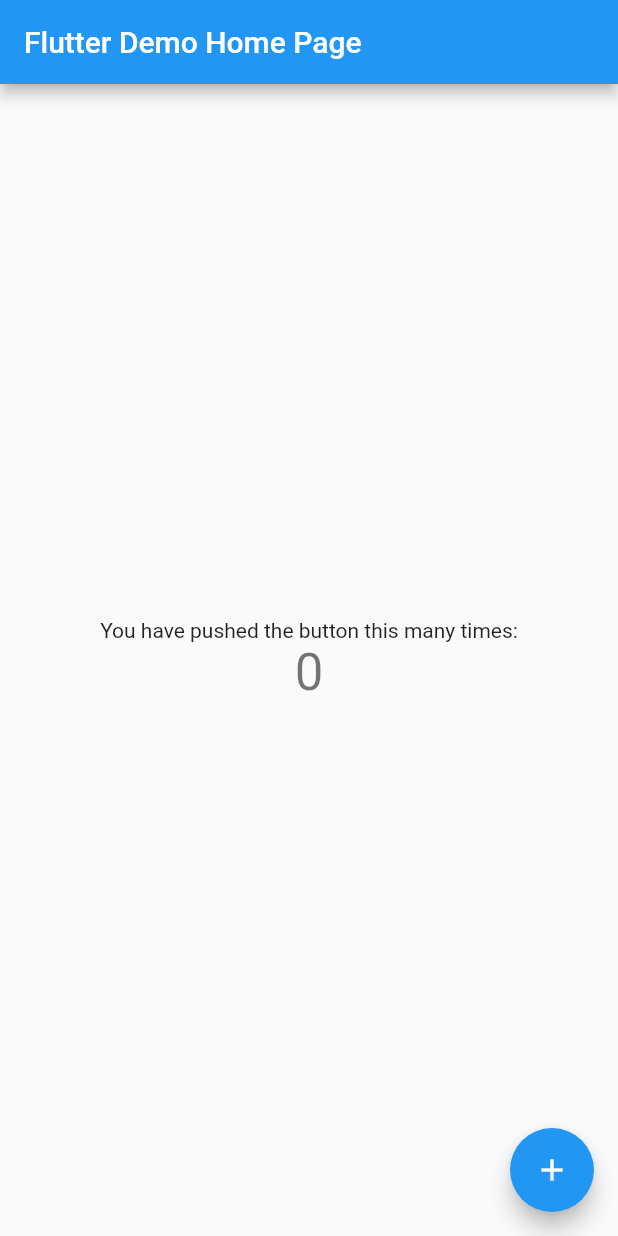
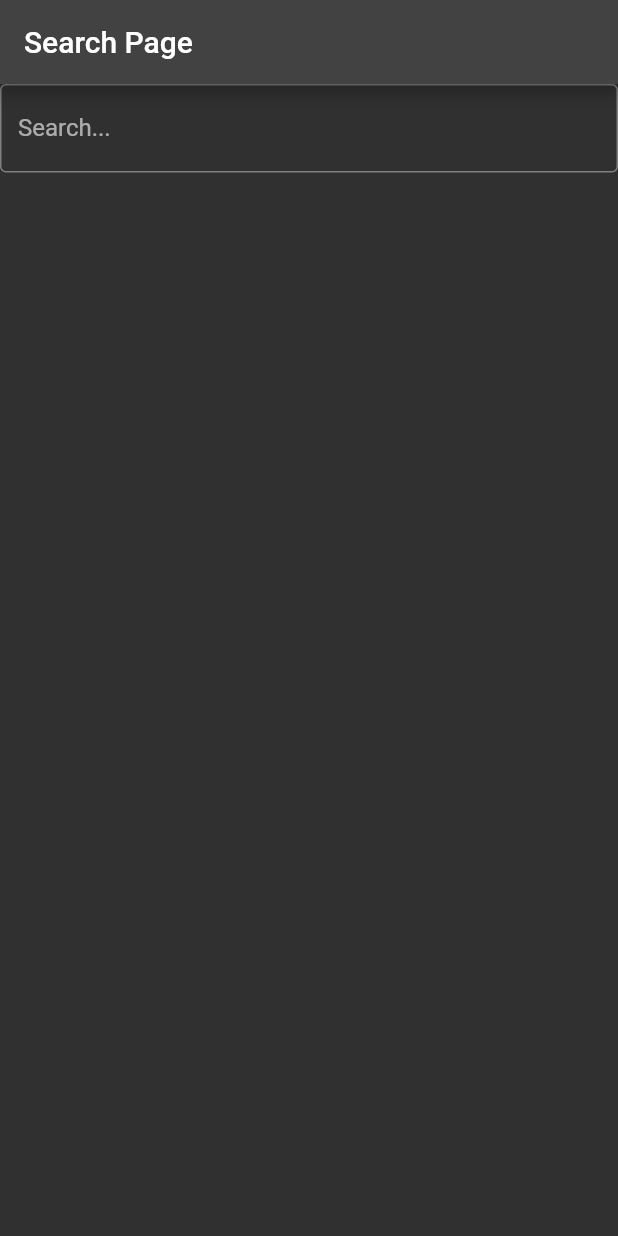
Before and after one commit to Ryann2002/Flutter-github-search-clean-template, a Flutter app: the screen it shows after launch, on a phone screen of 412 x 824 dp. Run offline on Flutter 3.47's test engine with Material 2 defaults, Android fonts, the phone set to English and light mode, and no system bars; our stand-ins replace bloc, dartz, dio, equatable, get_it.

Commit message:
added bloc and test

```diff
--- /dev/null
+++ b/lib/Utils/usecase.dart
@@ -0,0 +1,6 @@
+import 'package:dartz/dartz.dart';
+import 'package:flutter_git_search/domain/errors/errors.dart';
+
+abstract class UseCase<Type> {
+  Future<Either<FailureSearch, Type>?> call(String? searchText);
+}
--- a/lib/main.dart
+++ b/lib/main.dart
@@ -1,6 +1,9 @@
 import 'package:flutter/material.dart';
+import 'package:flutter_git_search/presenters/pages/search_page.dart';
+import "injection_container.dart" as di;
 
 void main() {
+  di.init();
   runApp(const MyApp());
 }
 
@@ -12,104 +15,8 @@
   Widget build(BuildContext context) {
     return MaterialApp(
       title: 'Flutter Demo',
-      theme: ThemeData(
-        // This is the theme of your application.
-        //
-        // Try running your application with "flutter run". You'll see the
-        // application has a blue toolbar. Then, without quitting the app, try
-        // changing the primarySwatch below to Colors.green and then invoke
-        // "hot reload" (press "r" in the console where you ran "flutter run",
-        // or simply save your changes to "hot reload" in a Flutter IDE).
-        // Notice that the counter didn't reset back to zero; the application
-        // is not restarted.
-        primarySwatch: Colors.blue,
-      ),
-      home: const MyHomePage(title: 'Flutter Demo Home Page'),
+      theme: ThemeData.dark(),
+      home: const SearchPage(),
     );
   }
 }
-
-class MyHomePage extends StatefulWidget {
-  const MyHomePage({Key? key, required this.title}) : super(key: key);
-
-  // This widget is the home page of your application. It is stateful, meaning
-  // that it has a State object (defined below) that contains fields that affect
-  // how it looks.
-
-  // This class is the configuration for the state. It holds the values (in this
-  // case the title) provided by the parent (in this case the App widget) and
-  // used by the build method of the State. Fields in a Widget subclass are
-  // always marked "final".
-
-  final String title;
-
-  @override
-  State<MyHomePage> createState() => _MyHomePageState();
-}
-
-class _MyHomePageState extends State<MyHomePage> {
-  int _counter = 0;
-
-  void _incrementCounter() {
-    setState(() {
-      // This call to setState tells the Flutter framework that something has
-      // changed in this State, which causes it to rerun the build method below
-      // so that the display can reflect the updated values. If we changed
-      // _counter without calling setState(), then the build method would not be
-      // called again, and so nothing would appear to happen.
-      _counter++;
-    });
-  }
-
-  @override
-  Widget build(BuildContext context) {
-    // This method is rerun every time setState is called, for instance as done
-    // by the _incrementCounter method above.
-    //
-    // The Flutter framework has been optimized to make rerunning build methods
-    // fast, so that you can just rebuild anything that needs updating rather
-    // than having to individually change instances of widgets.
-    return Scaffold(
-      appBar: AppBar(
-        // Here we take the value from the MyHomePage object that was created by
-        // the App.build method, and use it to set our appbar title.
-        title: Text(widget.title),
-      ),
-      body: Center(
-        // Center is a layout widget. It takes a single child and positions it
-        // in the middle of the parent.
-        child: Column(
-          // Column is also a layout widget. It takes a list of children and
-          // arranges them vertically. By default, it sizes itself to fit its
-          // children horizontally, and tries to be as tall as its parent.
-          //
-          // Invoke "debug painting" (press "p" in the console, choose the
-          // "Toggle Debug Paint" action from the Flutter Inspector in Android
-          // Studio, or the "Toggle Debug Paint" command in Visual Studio Code)
-          // to see the wireframe for each widget.
-          //
-          // Column has various properties to control how it sizes itself and
-          // how it positions its children. Here we use mainAxisAlignment to
-          // center the children vertically; the main axis here is the vertical
-          // axis because Columns are vertical (the cross axis would be
-          // horizontal).
-          mainAxisAlignment: MainAxisAlignment.center,
-          children: <Widget>[
-            const Text(
-              'You have pushed the button this many times:',
-            ),
-            Text(
-              '$_counter',
-              style: Theme.of(context).textTheme.headline4,
-            ),
-          ],
-        ),
-      ),
-      floatingActionButton: FloatingActionButton(
-        onPressed: _incrementCounter,
-        tooltip: 'Increment',
-        child: const Icon(Icons.add),
-      ), // This trailing comma makes auto-formatting nicer for build methods.
-    );
-  }
-}
--- /dev/null
+++ b/lib/presenters/blocs/events.dart
@@ -0,0 +1,15 @@
+part of "search_bloc.dart";
+
+abstract class SearchEvent extends Equatable {
+  @override
+  List<Object?> get props => [];
+}
+
+class Search extends SearchEvent {
+  final String? searchText;
+
+  Search(this.searchText);
+
+  @override
+  List<Object?> get props => [searchText];
+}
--- /dev/null
+++ b/lib/presenters/pages/search_page.dart
@@ -0,0 +1,26 @@
+import 'package:flutter/cupertino.dart';
+import 'package:flutter/material.dart';
+
+class SearchPage extends StatelessWidget {
+  const SearchPage({Key? key}) : super(key: key);
+
+  @override
+  Widget build(BuildContext context) {
+    return Scaffold(
+      appBar: AppBar(title: const Text("Search Page")),
+      body: Column(
+        children: [
+          const TextField(
+            decoration: InputDecoration(
+                border: OutlineInputBorder(), labelText: "Search..."),
+          ),
+          Expanded(
+            child: ListView.builder(itemBuilder: (_, id) {
+              return const ListTile();
+            }),
+          ),
+        ],
+      ),
+    );
+  }
+}
--- a/pubspec.yaml
+++ b/pubspec.yaml
@@ -40,6 +40,8 @@
   mockito: ^5.0.16
   build_runner: ^2.1.5
   dio: ^4.0.4
+  get_it: ^7.2.0
+  flutter_bloc: ^8.0.0
 
 dev_dependencies:
   flutter_test:
```
Also changed, not shown: lib/domain/entities/result_search.dart (+6 -1 lines), lib/domain/usecases/search_by_text.dart (+3 -6 lines), lib/injection_container.dart (added, +28 -0 lines), lib/presenters/blocs/search_bloc.dart (added, +25 -0 lines), lib/presenters/blocs/states.dart (added, +19 -0 lines), pubspec.lock, 4 other files.
